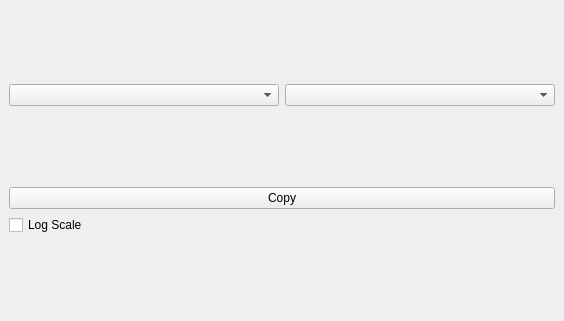
Above: qgisSpectre_dockwidget_base.ui from sickel/qgisSpectre before the change. Below: the same form after it.
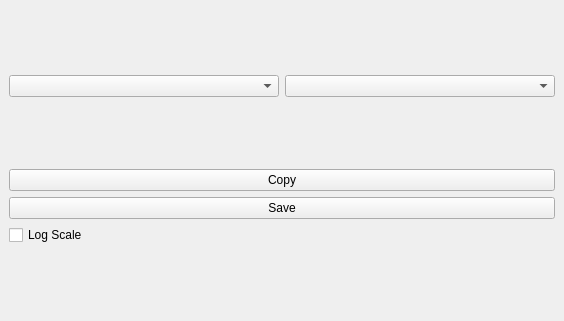
That is the form after the change. Custom widgets are drawn as their Qt base class.

Commit message: Saving spectra as png

Diff of the .ui file:
```diff
--- a/qgisSpectre_dockwidget_base.ui
+++ b/qgisSpectre_dockwidget_base.ui
@@ -42,6 +42,13 @@
           </property>
          </widget>
         </item>
+        <item>
+         <widget class="QPushButton" name="pBSave">
+          <property name="text">
+           <string>Save</string>
+          </property>
+         </widget>
+        </item>
         <item>
          <widget class="QCheckBox" name="cbLog">
           <property name="text">
```
The commit also changes 2 other files.
